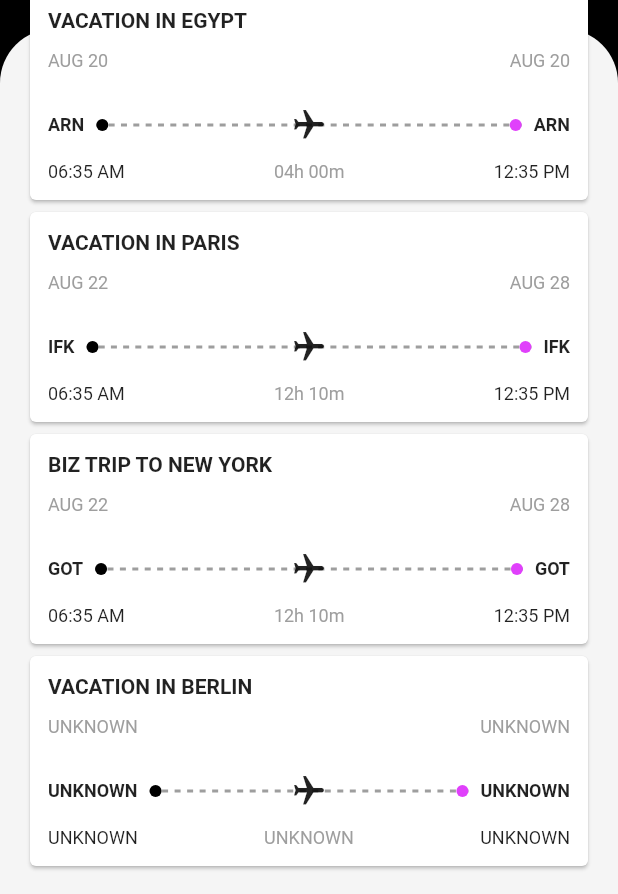
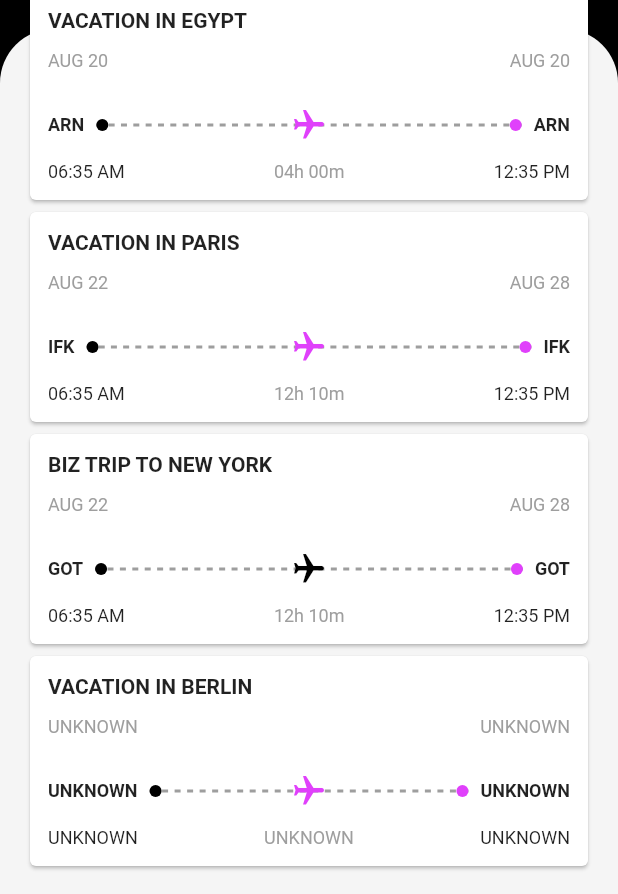
Before and after one commit to JAICHANGPARK/flutter_notebook_14th_story, a Flutter app: the FlightTicketPage screen opened by its route, on a phone screen of 412 x 824 dp. Shown: the part 271-1165 px from the top of the screen. Run offline on Flutter 3.47's test engine with Material 2 defaults, Android fonts, the phone set to English and light mode, and no system bars; our stand-ins replace card_swiper, date_picker_timeline, flutter_advanced_switch, flutter_lorem, freezed_annotation, get and 3 more; missing offline and left inert: rpgnamegenerator; network calls fail.

Commit message:
Update flight_ticket_page.dart

```diff
--- a/lib/ep896_flight_booking_app/ui/flight_ticket_page.dart
+++ b/lib/ep896_flight_booking_app/ui/flight_ticket_page.dart
@@ -143,7 +143,9 @@ class _FlightTicketPageState extends State<FlightTicketPage> {
                                                   left: 0,
                                                   child: RotatedBox(
                                                       quarterTurns: 1,
-                                                      child: Icon(Icons.flight))
+                                                      child: Icon(Icons.flight,
+                                                      color: _ticket?.isRunning ?? false ? Colors.black :
+                                                        Colors.purpleAccent,))
                                                 ),
                                                 Positioned(
                                                     left: 0,
```
